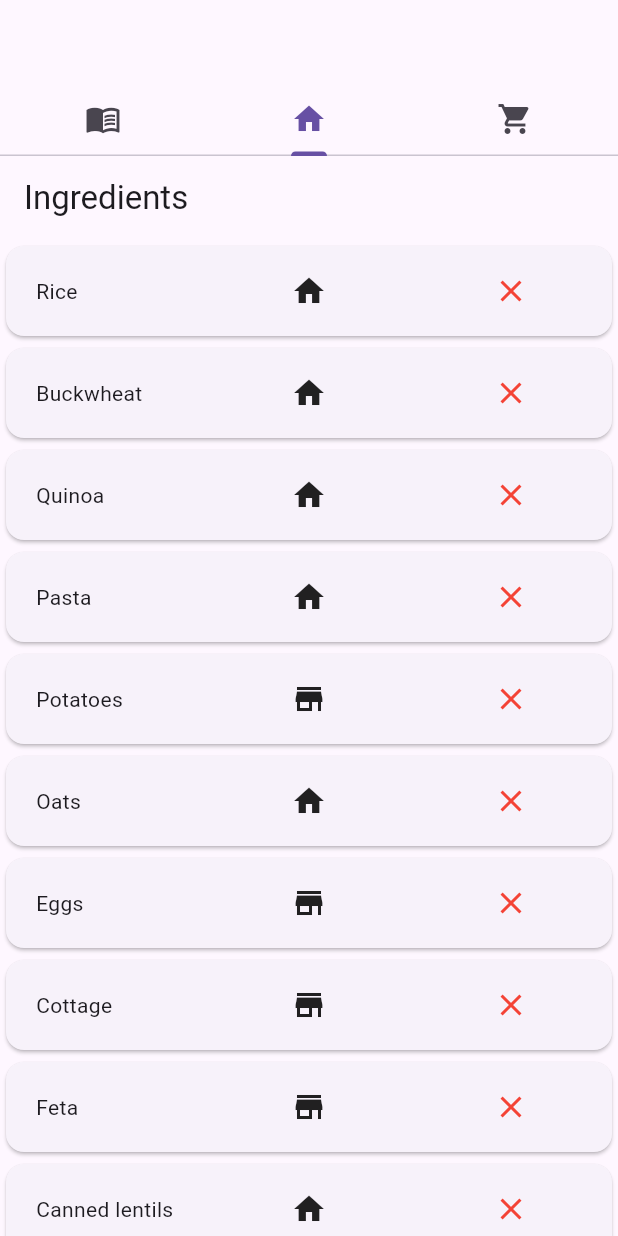
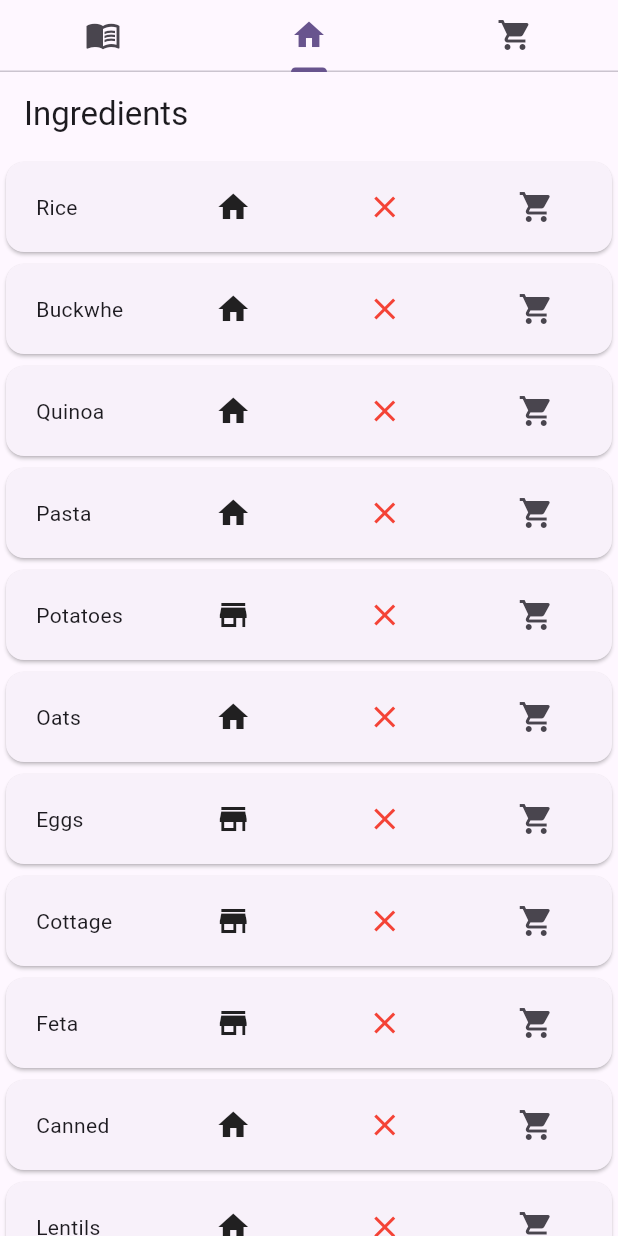
Before and after one commit to GreenBlackSky/cook_helper, a Flutter app: the screen it shows after launch, tab 2 chosen, on a phone screen of 412 x 824 dp. Run offline on Flutter 3.47's test engine with Material 3 defaults, Android fonts, the phone set to English and light mode, and no system bars.

Commit message:
convo fixes

```diff
--- a/lib/ingredient_card.dart
+++ b/lib/ingredient_card.dart
@@ -1,5 +1,6 @@
 import 'package:flutter/material.dart';
 import 'pantry.dart';
+import 'shopping_list.dart';
 
 class IngredientCard extends StatefulWidget {
   final String ingredient;
@@ -11,20 +12,50 @@ class IngredientCard extends StatefulWidget {
 }
 
 class _IngredientCardState extends State<IngredientCard> {
-  Widget getBetterStockWidget(bool betterStock) {
-    if (betterStock) {
+  Widget getBetterStockIcon() {
+    if (PANTRY.betterStock(widget.ingredient)) {
       return const Icon(Icons.home);
     } else {
       return const Icon(Icons.store);
     }
   }
 
-  Widget getHasAtHomeIcon(bool hasAtHome) {
-    if (hasAtHome) {
-      return const Icon(Icons.done, color: Colors.green);
+  Widget getShoppingCartButton() {
+    Icon icon;
+    if (SHOPPING_LIST.inList(widget.ingredient)) {
+      icon = const Icon(
+        Icons.shopping_cart,
+        color: Colors.blue,
+      );
     } else {
-      return const Icon(Icons.close, color: Colors.red,);
+      icon = const Icon(Icons.shopping_cart);
     }
+    return IconButton(
+        onPressed: () {
+          setState(() {
+            SHOPPING_LIST.reverseStateInList(widget.ingredient);
+          });
+        },
+        icon: icon);
+  }
+
+  Widget getHasAtHomeButton() {
+    Icon icon;
+    if (PANTRY.haveAtHome(widget.ingredient)) {
+      icon = const Icon(Icons.done, color: Colors.green);
+    } else {
+      icon = const Icon(
+        Icons.close,
+        color: Colors.red,
+      );
+    }
+    return IconButton(
+        onPressed: () {
+          setState(() {
+            PANTRY.reverseHaveAtHome(widget.ingredient);
+          });
+        },
+        icon: icon);
   }
 
   @override
@@ -34,23 +65,20 @@ class _IngredientCardState extends State<IngredientCard> {
         clipBehavior: Clip.hardEdge,
         child: InkWell(
           splashColor: Colors.blue.withAlpha(30),
-          onTap: () {
-            setState(() {
-              PANTRY.reverseHaveAtHome(widget.ingredient);
-            });
-          },
           child: SizedBox(
               width: 500,
               height: 60,
               child: Center(
                   child: Row(
                 children: [
-                  Expanded(child: Padding(
+                  Expanded(
+                      child: Padding(
                     padding: const EdgeInsets.all(20.0),
                     child: Text(widget.ingredient),
                   )),
-                  Expanded(child: getBetterStockWidget(PANTRY.betterStock(widget.ingredient))),
-                  Expanded(child: getHasAtHomeIcon(PANTRY.haveAtHome(widget.ingredient)))
+                  Expanded(child: getBetterStockIcon()),
+                  Expanded(child: getHasAtHomeButton()),
+                  Expanded(child: getShoppingCartButton())
                 ],
               ))),
         ),
--- a/lib/ingredients_view.dart
+++ b/lib/ingredients_view.dart
@@ -7,8 +7,7 @@ class IngredientsView extends StatelessWidget {
 
   @override
   Widget build(BuildContext context) {
-    return MaterialApp(
-      home: Scaffold(
+    return Scaffold(
       appBar: AppBar(title: const Text('Ingredients')),
       body: Center(
         child: SingleChildScrollView(
@@ -20,7 +19,6 @@ class IngredientsView extends StatelessWidget {
           ),
         ),
       ),
-      ),
     );
   }
 }
--- a/lib/tabs_screen.dart
+++ b/lib/tabs_screen.dart
@@ -8,12 +8,10 @@ class TabsScreen extends StatelessWidget {
 
   @override
   Widget build(BuildContext context) {
-    return MaterialApp(
-      home: DefaultTabController(
+    return const DefaultTabController(
       length: 3,
       child: Scaffold(
-          appBar: AppBar(
-            bottom: const TabBar(
+        appBar: TabBar(
             tabs: [
               Tab(icon: Icon(Icons.menu_book)),
               Tab(icon: Icon(Icons.home)),
@@ -22,8 +20,7 @@ class TabsScreen extends StatelessWidget {
               )
             ],
           ),
-          ),
-          body: const TabBarView(
+        body: TabBarView(
           children: [
             RecipiesView(),
             IngredientsView(),
@@ -31,7 +28,6 @@ class TabsScreen extends StatelessWidget {
           ],
         ),
       ),
-      ),
     );
   }
 }
```
Also changed, not shown: lib/recipe_card.dart (+3 -10 lines), lib/recipes_view.dart (+44 -10 lines), lib/shopping_list.dart (+7 -3 lines), lib/shopping_list_card.dart (+15 -4 lines), lib/shopping_list_view.dart (+9 -5 lines). Lines whose indentation alone changed are shown as unchanged.
